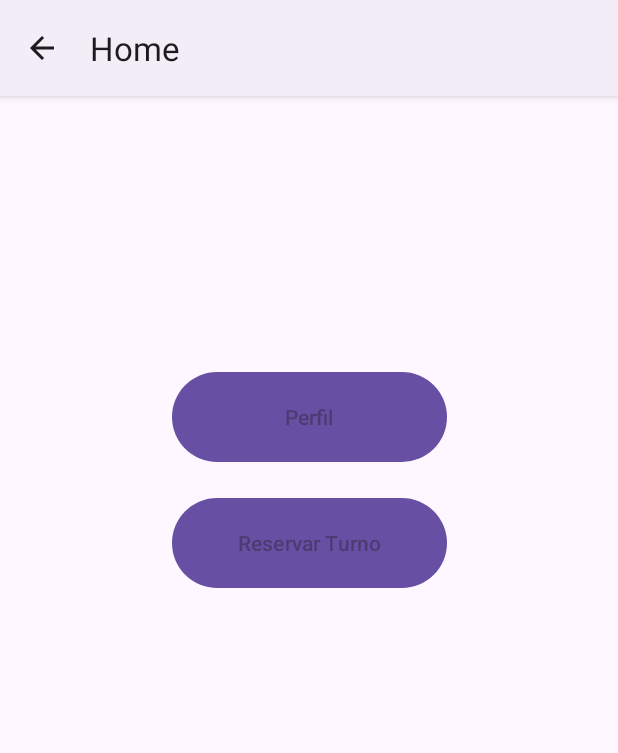
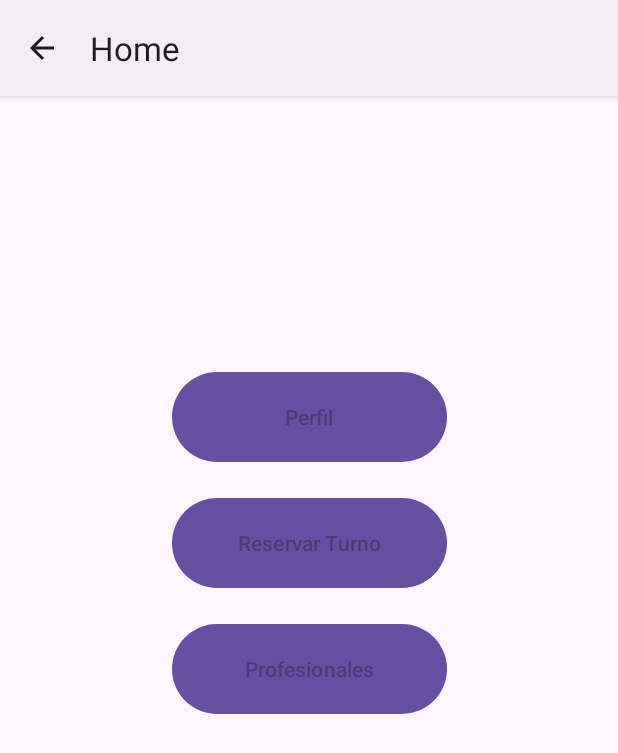
Before and after one commit to Connect-Salud-ISPC/Programador-de-Aplicaciones-Moviles-2022, an Android app: the Home screen opened directly, with no data from a screen before it, on a phone screen of 412 x 824 dp. Shown: the top 753 px of the screen. Run offline under Robolectric (Android 15) with nearby library versions, the phone set to English and light mode, and no system bars.

Commit message:
subiendo cambios

```diff
--- a/app/src/main/AndroidManifest.xml
+++ b/app/src/main/AndroidManifest.xml
@@ -12,6 +12,9 @@
         android:supportsRtl="true"
         android:theme="@style/Theme.ConnectSalud"
         tools:targetApi="31">
+        <activity
+            android:name=".Profesionales"
+            android:exported="false" />
         <activity
             android:name=".Reserve"
             android:exported="false" />
--- a/app/src/main/java/com/example/connectsalud/Home.java
+++ b/app/src/main/java/com/example/connectsalud/Home.java
@@ -23,4 +23,8 @@ public class Home extends AppCompatActivity {
         Intent intent = new Intent(this, Reserve.class);
         startActivity(intent);
     }
+    public void launchProfesionales(View view) {
+        Intent intent = new Intent(this, Profesionales.class);
+        startActivity(intent);
+    }
 }
--- a/app/src/main/res/layout/activity_home.xml
+++ b/app/src/main/res/layout/activity_home.xml
@@ -28,4 +28,15 @@
         app:layout_constraintStart_toStartOf="parent"
         app:layout_constraintTop_toBottomOf="@id/button_perfil"
         tools:text="@string/button_reserve" />
+    <Button
+        android:id="@+id/button_profesionales"
+        android:layout_width="183dp"
+        android:layout_height="68dp"
+        android:layout_marginTop="16dp"
+        android:hint="@string/button_profesionales"
+        android:onClick="launchProfesionales"
+        app:layout_constraintEnd_toEndOf="parent"
+        app:layout_constraintStart_toStartOf="parent"
+        app:layout_constraintTop_toBottomOf="@id/button_reserve"
+        tools:text="@string/button_profesionales" />
 </androidx.constraintlayout.widget.ConstraintLayout>
--- a/app/src/main/res/values/strings.xml
+++ b/app/src/main/res/values/strings.xml
@@ -10,4 +10,5 @@
     <string name="button_register">Registrarse</string>
     <string name="button_perfil">Perfil</string>
     <string name="button_reserve">Reservar Turno</string>
+    <string name="button_profesionales">Profesionales</string>
 </resources>
```
